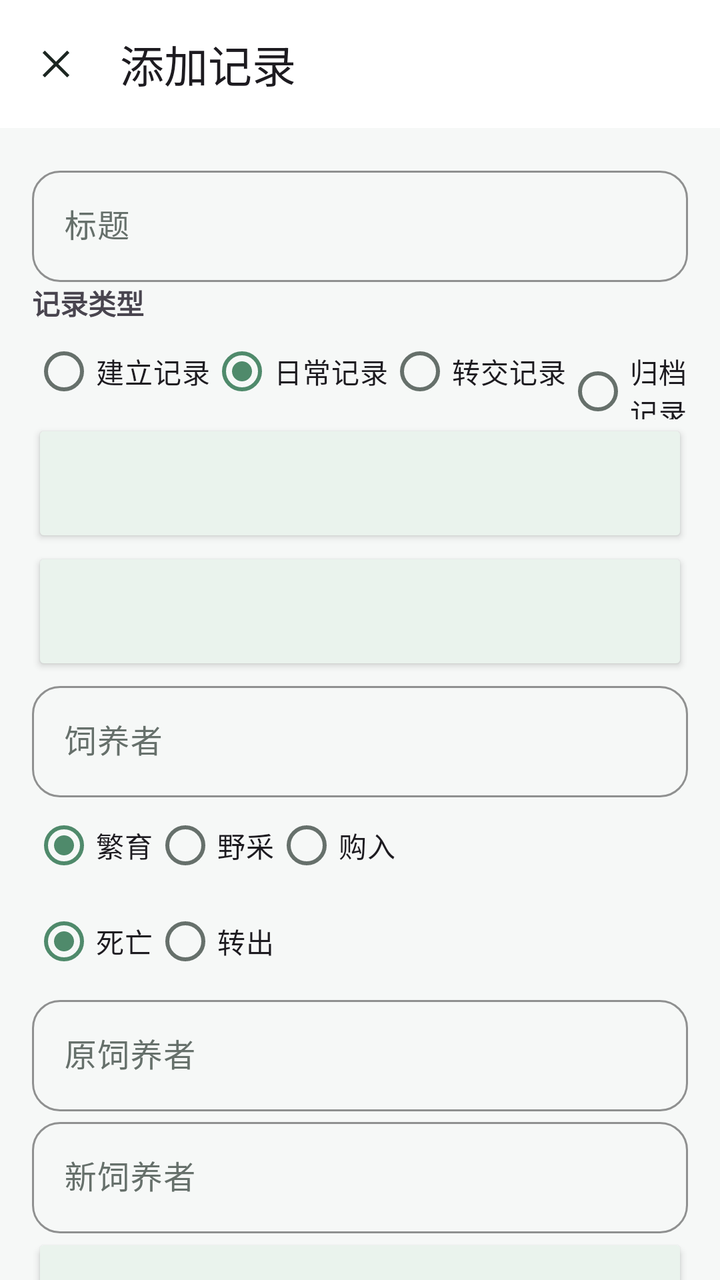
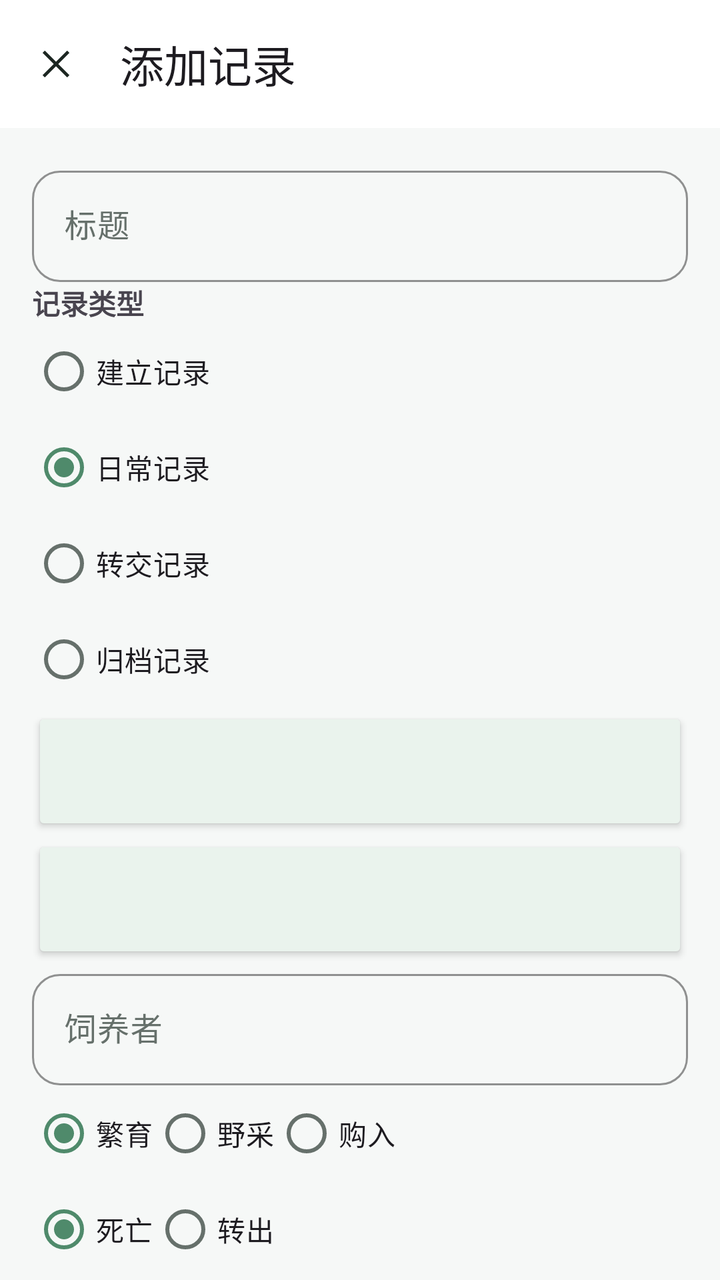

Screens rendered from an Android XML layout before and after an edit, with the pre-edit source and the edit as a unified diff.
<!-- AndroidManifest.xml: application theme Theme.PetProfile -->
<!-- res/layout/activity_record_edit.xml -->
<?xml version="1.0" encoding="utf-8"?>
<androidx.coordinatorlayout.widget.CoordinatorLayout xmlns:android="http://schemas.android.com/apk/res/android"
    xmlns:app="http://schemas.android.com/apk/res-auto"
    android:layout_width="match_parent"
    android:layout_height="match_parent">

    <com.google.android.material.appbar.AppBarLayout
        android:layout_width="match_parent"
        android:layout_height="wrap_content">

        <com.google.android.material.appbar.MaterialToolbar
            android:id="@+id/toolbar"
            android:layout_width="match_parent"
            android:layout_height="?attr/actionBarSize"
            android:background="@color/surface"
            app:navigationIcon="@drawable/ic_close"
            app:navigationIconTint="@color/text_primary"
            app:title="@string/action_add_record" />
    </com.google.android.material.appbar.AppBarLayout>

    <androidx.core.widget.NestedScrollView
        android:layout_width="match_parent"
        android:layout_height="match_parent"
        android:fillViewport="true"
        app:layout_behavior="@string/appbar_scrolling_view_behavior">

        <LinearLayout
            android:layout_width="match_parent"
            android:layout_height="wrap_content"
            android:orientation="vertical"
            android:padding="16dp">

            <com.google.android.material.textfield.TextInputLayout
                style="@style/Widget.PetProfile.TextInputLayout.Required"
                android:layout_width="match_parent"
                android:layout_height="wrap_content"
                android:hint="@string/label_title">

                <com.google.android.material.textfield.TextInputEditText
                    android:id="@+id/titleEditText"
                    android:layout_width="match_parent"
                    android:layout_height="wrap_content"
                    android:importantForAutofill="no"
                    android:inputType="text" />
            </com.google.android.material.textfield.TextInputLayout>

            <TextView
                android:layout_width="wrap_content"
                android:layout_height="wrap_content"
                android:text="@string/label_record_type"
                android:textStyle="bold" />

            <RadioGroup
                android:id="@+id/typeRadioGroup"
                android:layout_width="match_parent"
                android:layout_height="wrap_content"
                android:orientation="horizontal">

                <RadioButton
                    android:id="@+id/typeEstablishmentRadio"
                    android:layout_width="wrap_content"
                    android:layout_height="wrap_content"
                    android:text="@string/record_establishment" />

                <RadioButton
                    android:id="@+id/typeDailyRadio"
                    android:layout_width="wrap_content"
                    android:layout_height="wrap_content"
                    android:checked="true"
                    android:text="@string/record_daily" />

                <RadioButton
                    android:id="@+id/typeTransferRadio"
                    android:layout_width="wrap_content"
                    android:layout_height="wrap_content"
                    android:text="@string/record_transfer" />

                <RadioButton
                    android:id="@+id/typeArchiveRadio"
                    android:layout_width="wrap_content"
                    android:layout_height="wrap_content"
                    android:text="@string/record_archive" />
            </RadioGroup>

            <Button
                android:id="@+id/timeButton"
                android:layout_width="match_parent"
                android:layout_height="64dp"
                android:backgroundTint="@color/button_soft_bg"
                android:gravity="start|center_vertical"
                android:paddingStart="10dp"
                android:paddingEnd="10dp"
                android:textColor="@color/button_soft_text"
                app:icon="@drawable/ic_calendar"
                app:iconGravity="textStart"
                app:iconPadding="6dp"
                app:iconSize="24dp"
                app:iconTint="@color/button_soft_text" />

            <Button
                android:id="@+id/locationButton"
                android:layout_width="match_parent"
                android:layout_height="64dp"
                android:minWidth="0dp"
                android:minHeight="0dp"
                android:backgroundTint="@color/button_soft_bg"
                android:gravity="start|center_vertical"
                android:paddingStart="10dp"
                android:paddingEnd="10dp"
                android:textColor="@color/button_soft_text"
                app:icon="@drawable/ic_location_pin"
                app:iconGravity="textStart"
                app:iconPadding="6dp"
                app:iconSize="24dp"
                app:iconTint="@color/button_soft_text" />

            <LinearLayout
                android:id="@+id/establishmentExtraLayout"
                android:layout_width="match_parent"
                android:layout_height="wrap_content"
                android:orientation="vertical">

                <com.google.android.material.textfield.TextInputLayout
                    style="@style/Widget.PetProfile.TextInputLayout"
                    android:layout_width="match_parent"
                    android:layout_height="wrap_content"
                    android:hint="@string/label_keeper">

                    <com.google.android.material.textfield.TextInputEditText
                        android:id="@+id/establishmentKeeperEditText"
                        android:layout_width="match_parent"
                        android:layout_height="wrap_content"
                        android:importantForAutofill="no"
                        android:inputType="text" />
                </com.google.android.material.textfield.TextInputLayout>

                <RadioGroup
                    android:id="@+id/establishmentSourceRadioGroup"
                    android:layout_width="match_parent"
                    android:layout_height="wrap_content"
                    android:orientation="horizontal">

                    <RadioButton
                        android:id="@+id/establishmentSourceBredRadio"
                        android:layout_width="wrap_content"
                        android:layout_height="wrap_content"
                        android:checked="true"
                        android:text="@string/record_establishment_source_breed" />

                    <RadioButton
                        android:id="@+id/establishmentSourceWildRadio"
                        android:layout_width="wrap_content"
                        android:layout_height="wrap_content"
                        android:text="@string/record_establishment_source_wild" />

                    <RadioButton
                        android:id="@+id/establishmentSourcePurchaseRadio"
                        android:layout_width="wrap_content"
                        android:layout_height="wrap_content"
                        android:text="@string/record_establishment_source_purchase" />
                </RadioGroup>
            </LinearLayout>

            <LinearLayout
                android:id="@+id/archiveExtraLayout"
                android:layout_width="match_parent"
                android:layout_height="wrap_content"
                android:orientation="vertical">

                <RadioGroup
                    android:id="@+id/archiveReasonRadioGroup"
                    android:layout_width="match_parent"
                    android:layout_height="wrap_content"
                    android:orientation="horizontal">

                    <RadioButton
                        android:id="@+id/archiveDeathRadio"
                        android:layout_width="wrap_content"
                        android:layout_height="wrap_content"
                        android:checked="true"
                        android:text="@string/record_archive_death" />

                    <RadioButton
                        android:id="@+id/archiveTransferRadio"
                        android:layout_width="wrap_content"
                        android:layout_height="wrap_content"
                        android:text="@string/record_archive_transfer" />
                </RadioGroup>
            </LinearLayout>

            <LinearLayout
                android:id="@+id/transferExtraLayout"
                android:layout_width="match_parent"
                android:layout_height="wrap_content"
                android:orientation="vertical">

                <com.google.android.material.textfield.TextInputLayout
                    style="@style/Widget.PetProfile.TextInputLayout"
                    android:layout_width="match_parent"
                    android:layout_height="wrap_content"
                    android:hint="@string/label_transfer_from_person">

                    <com.google.android.material.textfield.TextInputEditText
                        android:id="@+id/transferFromPersonEditText"
                        android:layout_width="match_parent"
                        android:layout_height="wrap_content" />
                </com.google.android.material.textfield.TextInputLayout>

                <com.google.android.material.textfield.TextInputLayout
                    style="@style/Widget.PetProfile.TextInputLayout"
                    android:layout_width="match_parent"
                    android:layout_height="wrap_content"
                    android:hint="@string/label_transfer_to_person">

                    <com.google.android.material.textfield.TextInputEditText
                        android:id="@+id/transferToPersonEditText"
                        android:layout_width="match_parent"
                        android:layout_height="wrap_content" />
                </com.google.android.material.textfield.TextInputLayout>

                <Button
                    android:id="@+id/transferFromPlaceButton"
                    android:layout_width="match_parent"
                    android:layout_height="64dp"
                    android:minWidth="0dp"
                    android:minHeight="0dp"
                    android:backgroundTint="@color/button_soft_bg"
                    android:gravity="start|center_vertical"
                    android:paddingStart="10dp"
                    android:paddingEnd="10dp"
                    android:textColor="@color/button_soft_text"
                    app:icon="@drawable/ic_location_pin"
                    app:iconGravity="textStart"
                    app:iconPadding="6dp"
                    app:iconSize="24dp"
                    app:iconTint="@color/button_soft_text" />

                <Button
                    android:id="@+id/transferToPlaceButton"
                    android:layout_width="match_parent"
                    android:layout_height="64dp"
                    android:minWidth="0dp"
                    android:minHeight="0dp"
                    android:backgroundTint="@color/button_soft_bg"
                    android:gravity="start|center_vertical"
                    android:paddingStart="10dp"
                    android:paddingEnd="10dp"
                    android:textColor="@color/button_soft_text"
                    app:icon="@drawable/ic_location_pin"
                    app:iconGravity="textStart"
                    app:iconPadding="6dp"
                    app:iconSize="24dp"
                    app:iconTint="@color/button_soft_text" />
            </LinearLayout>

            <TextView
                android:layout_width="wrap_content"
                android:layout_height="wrap_content"
                android:layout_marginTop="12dp"
                android:text="@string/label_attributes"
                android:textStyle="bold" />

            <androidx.recyclerview.widget.RecyclerView
                android:id="@+id/recordFieldsRecyclerView"
                android:layout_width="match_parent"
                android:layout_height="wrap_content"
                android:nestedScrollingEnabled="false" />

            <ImageButton
                android:id="@+id/addFieldButton"
                android:layout_width="40dp"
                android:layout_height="40dp"
                android:layout_marginTop="8dp"
                android:layout_marginBottom="4dp"
                android:background="?attr/selectableItemBackgroundBorderless"
                android:contentDescription="@string/action_add_field"
                android:padding="8dp"
                android:scaleType="centerInside"
                android:src="@drawable/ic_add_field" />

            <com.google.android.material.textfield.TextInputLayout
                style="@style/Widget.PetProfile.TextInputLayout"
                android:layout_width="match_parent"
                android:layout_height="wrap_content"
                android:layout_marginTop="16dp"
                android:layout_marginBottom="10dp"
                android:hint="@string/label_notes">

                <io.github.jaffe2718.petprofile.ui.ScrollableEditText
                    android:id="@+id/notesEditText"
                    android:layout_width="match_parent"
                    android:layout_height="232dp"
                    android:gravity="top"
                    android:inputType="textMultiLine"
                    android:scrollbars="vertical" />
            </com.google.android.material.textfield.TextInputLayout>

            <io.github.jaffe2718.petprofile.ui.MarkdownImageStrip
                android:id="@+id/imagesContainer"
                android:layout_width="match_parent"
                android:layout_height="88dp"
                android:layout_marginTop="2dp"
                android:background="@drawable/bg_image_strip"
                android:padding="8dp" />

            <LinearLayout
                android:layout_width="wrap_content"
                android:layout_height="wrap_content"
                android:layout_marginTop="8dp"
                android:orientation="horizontal">

                <ImageButton
                    android:id="@+id/addImageButton"
                    android:layout_width="40dp"
                    android:layout_height="40dp"
                    android:background="?attr/selectableItemBackgroundBorderless"
                    android:contentDescription="@string/action_pick_image"
                    android:padding="8dp"
                    android:scaleType="centerInside"
                    android:src="@drawable/ic_add_image" />

                <ImageButton
                    android:id="@+id/manageImagesButton"
                    android:layout_width="40dp"
                    android:layout_height="40dp"
                    android:layout_marginStart="8dp"
                    android:background="?attr/selectableItemBackgroundBorderless"
                    android:contentDescription="@string/action_manage_images"
                    android:padding="8dp"
                    android:scaleType="centerInside"
                    android:src="@drawable/ic_trash" />
            </LinearLayout>

            <Button
                android:id="@+id/saveButton"
                android:layout_width="match_parent"
                android:layout_height="wrap_content"
                android:layout_marginTop="12dp"
                android:backgroundTint="@color/primary"
                android:textColor="@android:color/white"
                android:text="@string/action_save" />
        </LinearLayout>
    </androidx.core.widget.NestedScrollView>
</androidx.coordinatorlayout.widget.CoordinatorLayout>
<!-- resources referenced by this layout -->
<resources>
  <color name="button_soft_bg">#EAF3ED</color>
  <color name="button_soft_text">#1D2A23</color>
  <color name="primary">#4F8A6B</color>
  <color name="surface">#FFFFFF</color>
  <color name="text_primary">#1C2621</color>
  <!-- drawable bg_image_strip (drawable) -->
  <?xml version="1.0" encoding="utf-8"?>
  <shape xmlns:android="http://schemas.android.com/apk/res/android">
      <solid android:color="@color/surface" />
      <corners android:radius="16dp" />
      <stroke
          android:width="1dp"
          android:color="@color/divider" />
  </shape>
  <!-- drawable ic_close (drawable) -->
  <?xml version="1.0" encoding="utf-8"?>
  <vector xmlns:android="http://schemas.android.com/apk/res/android"
      android:width="24dp"
      android:height="24dp"
      android:viewportWidth="24"
      android:viewportHeight="24">
      <path
          android:fillColor="#FF000000"
          android:pathData="M6.4,5.3L12,10.9l5.6,-5.6l1.1,1.1L13.1,12l5.6,5.6l-1.1,1.1L12,13.1l-5.6,5.6l-1.1,-1.1L10.9,12L5.3,6.4z" />
  </vector>
  <!-- drawable ic_trash (drawable) -->
  <?xml version="1.0" encoding="utf-8"?>
  <vector xmlns:android="http://schemas.android.com/apk/res/android"
      android:width="24dp"
      android:height="24dp"
      android:viewportWidth="24"
      android:viewportHeight="24">
      <path
          android:fillColor="#FF000000"
          android:pathData="M6,19c0,1.1 0.9,2 2,2h8c1.1,0 2,-0.9 2,-2V7H6v12zM19,4h-3.5l-1,-1h-5l-1,1H5v2h14V4z" />
  </vector>
  <string name="action_add_field">新增字段</string>
  <string name="action_add_record">添加记录</string>
  <string name="action_manage_images">管理图片</string>
  <string name="action_pick_image">添加图片</string>
  <string name="action_save">保存</string>
  <string name="label_attributes">属性</string>
  <string name="label_keeper">饲养者</string>
  <string name="label_notes">笔记</string>
  <string name="label_record_type">记录类型</string>
  <string name="label_title">标题</string>
  <string name="label_transfer_from_person">原饲养者</string>
  <string name="label_transfer_to_person">新饲养者</string>
  <string name="record_archive">归档记录</string>
  <string name="record_archive_death">死亡</string>
  <string name="record_archive_transfer">转出</string>
  <string name="record_daily">日常记录</string>
  <string name="record_establishment">建立记录</string>
  <string name="record_establishment_source_breed">繁育</string>
  <string name="record_establishment_source_purchase">购入</string>
  <string name="record_establishment_source_wild">野采</string>
  <string name="record_transfer">转交记录</string>
  <style name="Widget.PetProfile.TextInputLayout" parent="Widget.Material3.TextInputLayout.OutlinedBox">
          <item name="shapeAppearanceOverlay">@style/ShapeAppearance.PetProfile.TextField</item>
          <item name="boxStrokeColor">@color/input_border_default</item>
          <item name="boxStrokeWidth">1dp</item>
          <item name="boxStrokeWidthFocused">1.5dp</item>
          <item name="hintTextColor">@color/text_secondary</item>
      </style>
  <style name="Widget.PetProfile.TextInputLayout.Required" parent="Widget.Material3.TextInputLayout.OutlinedBox">
          <item name="shapeAppearanceOverlay">@style/ShapeAppearance.PetProfile.TextField</item>
          <item name="boxStrokeColor">@color/input_border_required</item>
          <item name="boxStrokeWidth">1dp</item>
          <item name="boxStrokeWidthFocused">1.5dp</item>
          <item name="hintTextColor">@color/required_red</item>
      </style>
  <color name="divider">#DCE6E0</color>
  <style name="ShapeAppearance.PetProfile.TextField" parent="">
          <item name="cornerFamily">rounded</item>
          <item name="cornerSize">14dp</item>
      </style>
  <color name="input_border_default">#C7D8CE</color>
  <color name="text_secondary">#66706B</color>
  <color name="input_border_required">#E8B1B1</color>
  <color name="required_red">#C85A5A</color>
  <color name="primary_dark">#305B44</color>
  <color name="accent">#4F8A6B</color>
  <color name="surface_subtle">#F6F8F7</color>
</resources>

<!-- the commit's change to res/layout/activity_record_edit.xml (unified diff, before → after) -->
@@ -54,30 +54,30 @@
                 android:id="@+id/typeRadioGroup"
                 android:layout_width="match_parent"
                 android:layout_height="wrap_content"
-                android:orientation="horizontal">
+                android:orientation="vertical">
 
                 <RadioButton
                     android:id="@+id/typeEstablishmentRadio"
-                    android:layout_width="wrap_content"
+                    android:layout_width="match_parent"
                     android:layout_height="wrap_content"
                     android:text="@string/record_establishment" />
 
                 <RadioButton
                     android:id="@+id/typeDailyRadio"
-                    android:layout_width="wrap_content"
+                    android:layout_width="match_parent"
                     android:layout_height="wrap_content"
                     android:checked="true"
                     android:text="@string/record_daily" />
 
                 <RadioButton
                     android:id="@+id/typeTransferRadio"
-                    android:layout_width="wrap_content"
+                    android:layout_width="match_parent"
                     android:layout_height="wrap_content"
                     android:text="@string/record_transfer" />
 
                 <RadioButton
                     android:id="@+id/typeArchiveRadio"
-                    android:layout_width="wrap_content"
+                    android:layout_width="match_parent"
                     android:layout_height="wrap_content"
                     android:text="@string/record_archive" />
             </RadioGroup>
@@ -221,9 +221,11 @@
                 <Button
                     android:id="@+id/transferFromPlaceButton"
                     android:layout_width="match_parent"
-                    android:layout_height="64dp"
+                    android:layout_height="wrap_content"
                     android:minWidth="0dp"
-                    android:minHeight="0dp"
+                    android:minHeight="64dp"
+                    android:maxLines="2"
+                    android:singleLine="false"
                     android:backgroundTint="@color/button_soft_bg"
                     android:gravity="start|center_vertical"
                     android:paddingStart="10dp"
@@ -238,9 +240,11 @@
                 <Button
                     android:id="@+id/transferToPlaceButton"
                     android:layout_width="match_parent"
-                    android:layout_height="64dp"
+                    android:layout_height="wrap_content"
                     android:minWidth="0dp"
-                    android:minHeight="0dp"
+                    android:minHeight="64dp"
+                    android:maxLines="2"
+                    android:singleLine="false"
                     android:backgroundTint="@color/button_soft_bg"
                     android:gravity="start|center_vertical"
                     android:paddingStart="10dp"
